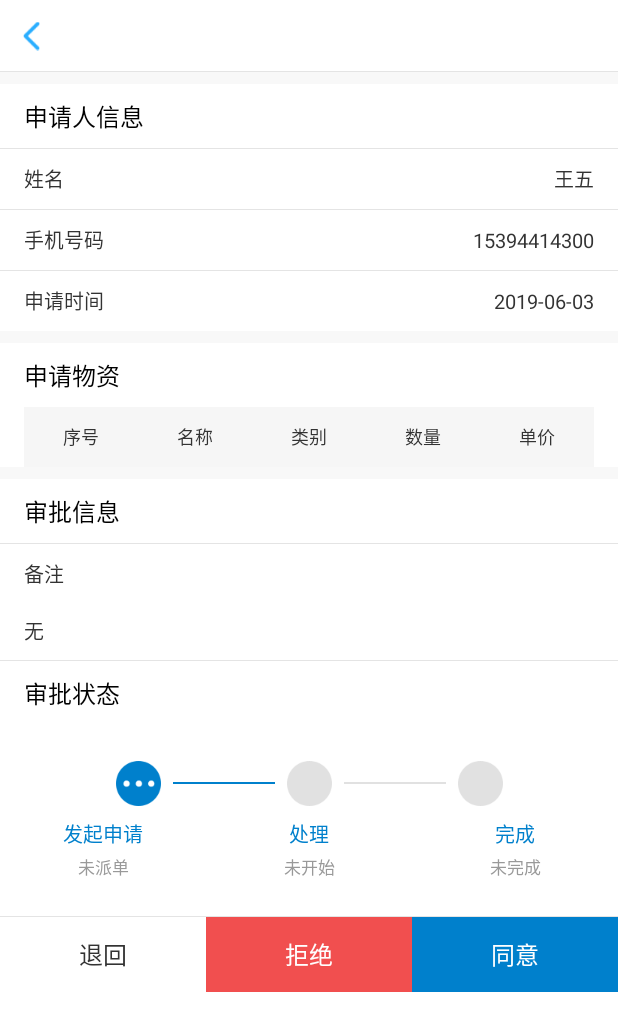
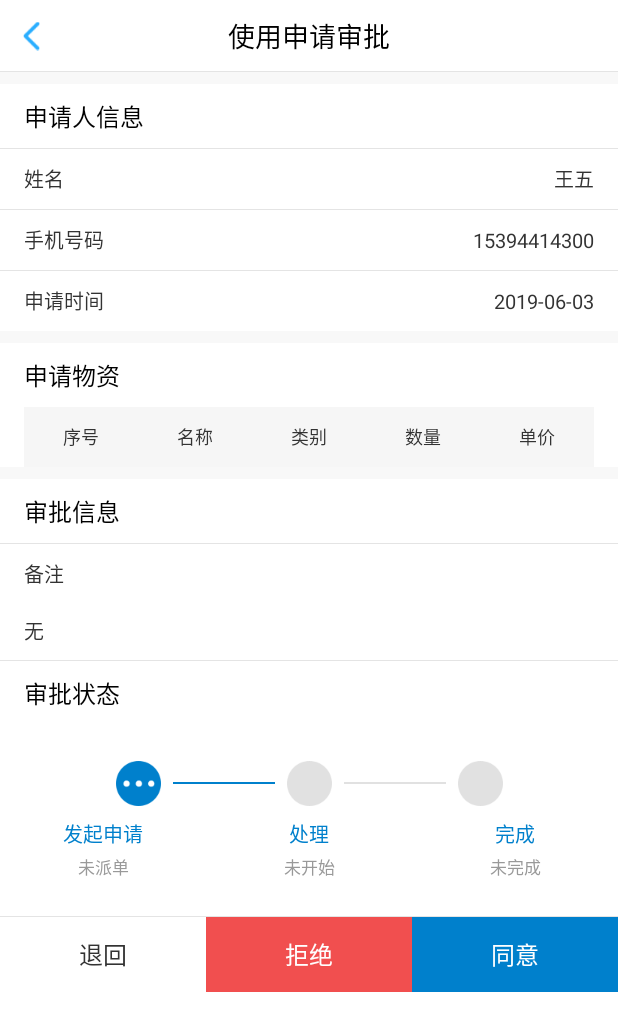
Before and after one commit to cgy529387306/Assistant, an Android app: the ApplyDetailsActivity screen opened directly, with no data from a screen before it, on a phone screen of 412 x 824 dp. Shown: the top 1031 px of the screen. Run offline under Robolectric (Android 15) with nearby library versions, the phone set to English and light mode, and no system bars; our stand-ins replace CircleImageView; libraries missing offline, so code that uses them is left out: com.chad.library, com.gyf.immersionbar, com.orhanobut.logger, rx.android.schedulers, rx.functions and 2 more; 2 statements that could not run were skipped.

Commit message:
88888888888888

```diff
--- a/app/src/main/java/com/android/mb/assistant/activity/goods/ApplyDetailsActivity.java
+++ b/app/src/main/java/com/android/mb/assistant/activity/goods/ApplyDetailsActivity.java
@@ -34,8 +34,10 @@ public class ApplyDetailsActivity extends BaseMvpActivity<CommonPresenter, IComm
     private RecyclerView mRecyclerView;
     private GoodsApplyUseAdapter mAdapter;
     private ApplyBean mApplyBean;
+    private int mType;//1：申请  0：审批
     @Override
     protected void loadIntent() {
+        mType = getIntent().getIntExtra("type",0);
         mApplyBean = (ApplyBean) getIntent().getSerializableExtra("mApplyBean");
     }
 
@@ -46,7 +48,7 @@ public class ApplyDetailsActivity extends BaseMvpActivity<CommonPresenter, IComm
 
     @Override
     protected void initTitle() {
-
+        setTitleText(mType==1?"我的使用申请":"使用申请审批");
     }
 
     @Override
@@ -60,8 +62,8 @@ public class ApplyDetailsActivity extends BaseMvpActivity<CommonPresenter, IComm
         mTvAgree = findViewById(R.id.tv_agree);
         mTvRevoke = findViewById(R.id.tv_revoke);
         mLlOperate = findViewById(R.id.lly_operate);
-//        mTvRevoke.setVisibility(mType==1||mType==2?View.VISIBLE:View.GONE);
-//        mLlOperate.setVisibility(mType==1||mType==2?View.GONE:View.VISIBLE);
+        mTvRevoke.setVisibility(mType==1||mType==2?View.VISIBLE:View.GONE);
+        mLlOperate.setVisibility(mType==1||mType==2?View.GONE:View.VISIBLE);
         mRecyclerView = findViewById(R.id.rv_goods);
         mRecyclerView.setLayoutManager(new LinearLayoutManager(this));
         mRecyclerView.addItemDecoration(new RecycleViewDivider(LinearLayoutManager.VERTICAL,1,getResources().getColor(R.color.gray_divider)));
--- a/app/src/main/java/com/android/mb/assistant/adapter/GoodsManageAdapter.java
+++ b/app/src/main/java/com/android/mb/assistant/adapter/GoodsManageAdapter.java
@@ -31,7 +31,7 @@ public class GoodsManageAdapter extends BaseQuickAdapter<GoodsManage, BaseViewHo
     }
 
     public interface OnChapterApprovalListener{   //用章审批
-        void onGoodsApproval(ApplyBean applyBean);
+        void onGoodsApproval(int type,ApplyBean applyBean);
     }
 
 
@@ -65,7 +65,7 @@ public class GoodsManageAdapter extends BaseQuickAdapter<GoodsManage, BaseViewHo
             goodsManageAdapter.setOnItemClickListener(new OnItemClickListener() {
                 @Override
                 public void onItemClick(BaseQuickAdapter adapter, View view, int position) {
-                    mOnChapterApprovalListener.onGoodsApproval(goodsManageAdapter.getItem(position));
+                    mOnChapterApprovalListener.onGoodsApproval(helper.getAdapterPosition()==1?0:1,goodsManageAdapter.getItem(position));
                 }
             });
         }
--- a/app/src/main/java/com/android/mb/assistant/fragment/ApplyFragment.java
+++ b/app/src/main/java/com/android/mb/assistant/fragment/ApplyFragment.java
@@ -114,6 +114,7 @@ public class ApplyFragment extends BaseMvpFragment<CommonPresenter,ICommonView>
             @Override
             public void onItemClick(BaseQuickAdapter adapter, View view, int position) {
                 Bundle bundle = new Bundle();
+                bundle.putInt("type",mType);
                 bundle.putSerializable("mApplyBean",mAdapter.getItem(position));
                 NavigationHelper.startActivity(getActivity(), ApplyDetailsActivity.class, bundle, false);
             }
```
Also changed, not shown: app/src/main/java/com/android/mb/assistant/fragment/CompetitiveManageFragment.java (+7 -1 lines), app/src/main/java/com/android/mb/assistant/fragment/GoodsManageFragment.java (+9 -4 lines).
